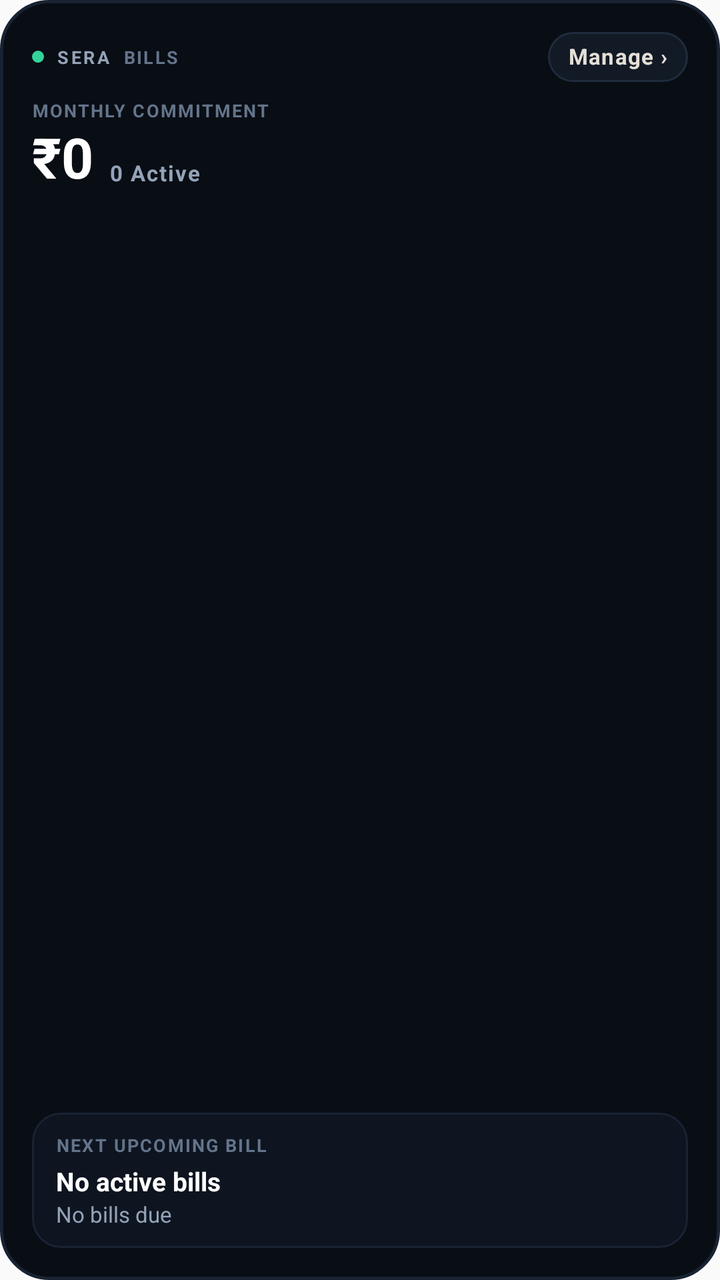
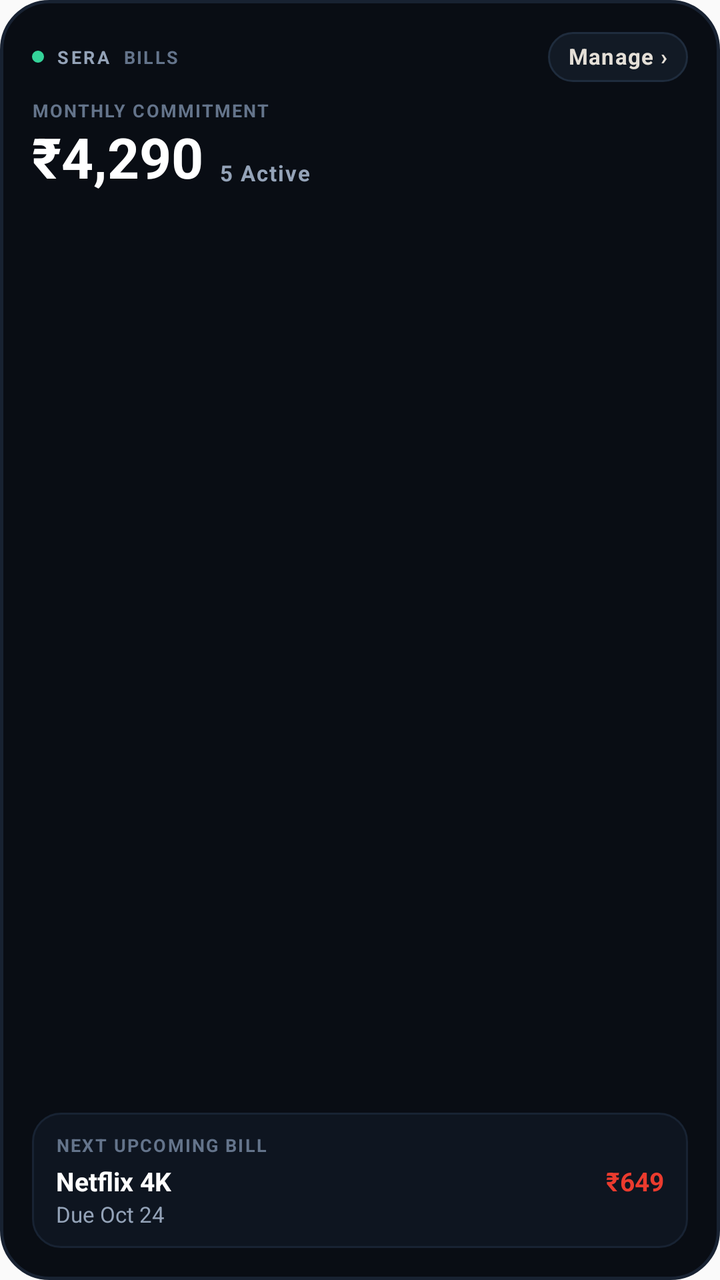

Before-and-after screenshots of an Android layout around one commit, followed by the original layout XML and the change that was made.
<!-- AndroidManifest.xml: application theme AppTheme -->
<!-- res/layout/sera_widget_subscription.xml -->
<?xml version="1.0" encoding="utf-8"?>
<LinearLayout xmlns:android="http://schemas.android.com/apk/res/android"
    android:id="@+id/widget_subscription_root"
    android:layout_width="match_parent"
    android:layout_height="match_parent"
    android:background="@drawable/widget_card_bg"
    android:orientation="vertical"
    android:padding="16dp">

    
    <LinearLayout
        android:layout_width="match_parent"
        android:layout_height="wrap_content"
        android:gravity="center_vertical"
        android:orientation="horizontal">

        <LinearLayout
            android:layout_width="0dp"
            android:layout_height="wrap_content"
            android:layout_weight="1"
            android:gravity="center_vertical"
            android:orientation="horizontal">

            <ImageView
                android:layout_width="6dp"
                android:layout_height="6dp"
                android:contentDescription="Live"
                android:src="@drawable/widget_dot_live" />

            <TextView
                android:layout_width="wrap_content"
                android:layout_height="wrap_content"
                android:layout_marginStart="6dp"
                android:letterSpacing="0.14"
                android:text="SERA"
                android:textColor="#94A3B8"
                android:textSize="9sp"
                android:textStyle="bold" />

            <TextView
                android:layout_width="wrap_content"
                android:layout_height="wrap_content"
                android:layout_marginStart="6dp"
                android:ellipsize="end"
                android:letterSpacing="0.08"
                android:maxLines="1"
                android:text="BILLS"
                android:textColor="#64748B"
                android:textSize="9sp"
                android:textStyle="bold" />
        </LinearLayout>

        <TextView
            android:id="@+id/btn_sub_action"
            android:layout_width="wrap_content"
            android:layout_height="wrap_content"
            android:background="@drawable/widget_btn_neutral_bg"
            android:includeFontPadding="false"
            android:letterSpacing="0.04"
            android:maxLines="1"
            android:paddingStart="10dp"
            android:paddingTop="6dp"
            android:paddingEnd="10dp"
            android:paddingBottom="6dp"
            android:text="Manage ›"
            android:textColor="#E4DFD7"
            android:textSize="11sp"
            android:textStyle="bold" />
    </LinearLayout>

    
    <TextView
        android:layout_width="wrap_content"
        android:layout_height="wrap_content"
        android:layout_marginTop="8dp"
        android:letterSpacing="0.08"
        android:text="MONTHLY COMMITMENT"
        android:textColor="#64748B"
        android:textSize="9sp"
        android:textStyle="bold" />

    <LinearLayout
        android:layout_width="match_parent"
        android:layout_height="wrap_content"
        android:layout_marginTop="2dp"
        android:baselineAligned="false"
        android:gravity="bottom"
        android:orientation="horizontal">

        <TextView
            android:id="@+id/widget_sub_monthly_total"
            android:layout_width="wrap_content"
            android:layout_height="wrap_content"
            android:includeFontPadding="false"
            android:text="₹0"
            android:textColor="#FFFFFF"
            android:textSize="28sp"
            android:textStyle="bold" />

        <TextView
            android:id="@+id/widget_sub_count"
            android:layout_width="wrap_content"
            android:layout_height="wrap_content"
            android:layout_marginStart="8dp"
            android:layout_marginBottom="3dp"
            android:ellipsize="end"
            android:includeFontPadding="false"
            android:letterSpacing="0.06"
            android:maxLines="1"
            android:text="0 Active"
            android:textColor="#94A3B8"
            android:textSize="11sp"
            android:textStyle="bold" />
    </LinearLayout>

    
    <FrameLayout
        android:layout_width="match_parent"
        android:layout_height="0dp"
        android:layout_weight="1" />

    
    <LinearLayout
        android:layout_width="match_parent"
        android:layout_height="wrap_content"
        android:background="@drawable/widget_item_bg"
        android:orientation="vertical"
        android:paddingStart="12dp"
        android:paddingTop="10dp"
        android:paddingEnd="12dp"
        android:paddingBottom="10dp">

        <TextView
            android:layout_width="wrap_content"
            android:layout_height="wrap_content"
            android:letterSpacing="0.08"
            android:text="NEXT UPCOMING BILL"
            android:textColor="#64748B"
            android:textSize="9sp"
            android:textStyle="bold" />

        <LinearLayout
            android:layout_width="match_parent"
            android:layout_height="wrap_content"
            android:layout_marginTop="5dp"
            android:gravity="center_vertical"
            android:orientation="horizontal">

            <TextView
                android:id="@+id/widget_sub_next_name"
                android:layout_width="0dp"
                android:layout_height="wrap_content"
                android:layout_weight="1"
                android:ellipsize="end"
                android:includeFontPadding="false"
                android:maxLines="1"
                android:text="No active bills"
                android:textColor="#FFFFFF"
                android:textSize="13sp"
                android:textStyle="bold" />

            <TextView
                android:id="@+id/widget_sub_next_amt"
                android:layout_width="wrap_content"
                android:layout_height="wrap_content"
                android:includeFontPadding="false"
                android:maxLines="1"
                android:text=""
                android:textColor="#EB3B2E"
                android:textSize="13sp"
                android:textStyle="bold" />
        </LinearLayout>

        <TextView
            android:id="@+id/widget_sub_next_date"
            android:layout_width="wrap_content"
            android:layout_height="wrap_content"
            android:layout_marginTop="2dp"
            android:ellipsize="end"
            android:includeFontPadding="false"
            android:maxLines="1"
            android:text="No bills due"
            android:textColor="#94A3B8"
            android:textSize="11sp" />
    </LinearLayout>
</LinearLayout>
<!-- resources referenced by this layout -->
<resources>
  <!-- drawable widget_btn_neutral_bg (drawable) -->
  <?xml version="1.0" encoding="utf-8"?>
  <shape xmlns:android="http://schemas.android.com/apk/res/android"
      android:shape="rectangle">
      <solid android:color="#121A25" />
      <corners android:radius="12dp" />
      <stroke
          android:width="1dp"
          android:color="#1F2C3D" />
  </shape>
  <!-- drawable widget_card_bg (drawable) -->
  <?xml version="1.0" encoding="utf-8"?>
  <shape xmlns:android="http://schemas.android.com/apk/res/android"
      android:shape="rectangle">
      <solid android:color="#090D14" />
      <corners android:radius="24dp" />
      <stroke
          android:width="1.5dp"
          android:color="#182232" />
  </shape>
  <!-- drawable widget_dot_live (drawable) -->
  <?xml version="1.0" encoding="utf-8"?>
  <shape xmlns:android="http://schemas.android.com/apk/res/android"
      android:shape="oval">
      <solid android:color="#34D399" />
      <size
          android:width="6dp"
          android:height="6dp" />
  </shape>
  <!-- drawable widget_item_bg (drawable) -->
  <?xml version="1.0" encoding="utf-8"?>
  <shape xmlns:android="http://schemas.android.com/apk/res/android"
      android:shape="rectangle">
      <solid android:color="#0E1520" />
      <corners android:radius="14dp" />
      <stroke
          android:width="1dp"
          android:color="#182333" />
  </shape>
  <style name="AppTheme" parent="Theme.AppCompat.DayNight.NoActionBar">
          
          <item name="android:editTextBackground">@drawable/rn_edit_text_material</item>
      </style>
  <!-- drawable rn_edit_text_material (drawable) -->
  <?xml version="1.0" encoding="utf-8"?>
  <inset xmlns:android="http://schemas.android.com/apk/res/android"
         android:insetLeft="@dimen/abc_edit_text_inset_horizontal_material"
         android:insetRight="@dimen/abc_edit_text_inset_horizontal_material"
         android:insetTop="@dimen/abc_edit_text_inset_top_material"
         android:insetBottom="@dimen/abc_edit_text_inset_bottom_material"
         >
  
      <selector>
          
          <item android:state_enabled="false" android:drawable="@drawable/abc_textfield_default_mtrl_alpha"/>
          <item android:drawable="@drawable/abc_textfield_activated_mtrl_alpha"/>
      </selector>
  
  </inset>
</resources>

<!-- the commit's change to res/layout/sera_widget_subscription.xml (unified diff, before → after) -->
@@ -92,7 +92,7 @@
             android:layout_width="wrap_content"
             android:layout_height="wrap_content"
             android:includeFontPadding="false"
-            android:text="₹0"
+            android:text="₹4,290"
             android:textColor="#FFFFFF"
             android:textSize="28sp"
             android:textStyle="bold" />
@@ -107,7 +107,7 @@
             android:includeFontPadding="false"
             android:letterSpacing="0.06"
             android:maxLines="1"
-            android:text="0 Active"
+            android:text="5 Active"
             android:textColor="#94A3B8"
             android:textSize="11sp"
             android:textStyle="bold" />
@@ -154,7 +154,7 @@
                 android:ellipsize="end"
                 android:includeFontPadding="false"
                 android:maxLines="1"
-                android:text="No active bills"
+                android:text="Netflix 4K"
                 android:textColor="#FFFFFF"
                 android:textSize="13sp"
                 android:textStyle="bold" />
@@ -165,7 +165,7 @@
                 android:layout_height="wrap_content"
                 android:includeFontPadding="false"
                 android:maxLines="1"
-                android:text=""
+                android:text="₹649"
                 android:textColor="#EB3B2E"
                 android:textSize="13sp"
                 android:textStyle="bold" />
@@ -179,7 +179,7 @@
             android:ellipsize="end"
             android:includeFontPadding="false"
             android:maxLines="1"
-            android:text="No bills due"
+            android:text="Due Oct 24"
             android:textColor="#94A3B8"
             android:textSize="11sp" />
     </LinearLayout>
